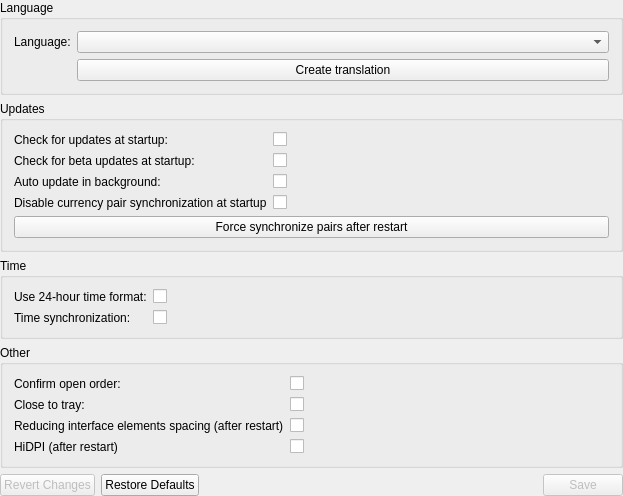
The window that settings/settingsgeneral.ui (kegarlv/QtTrd) describes before a commit, drawn with Qt 5.
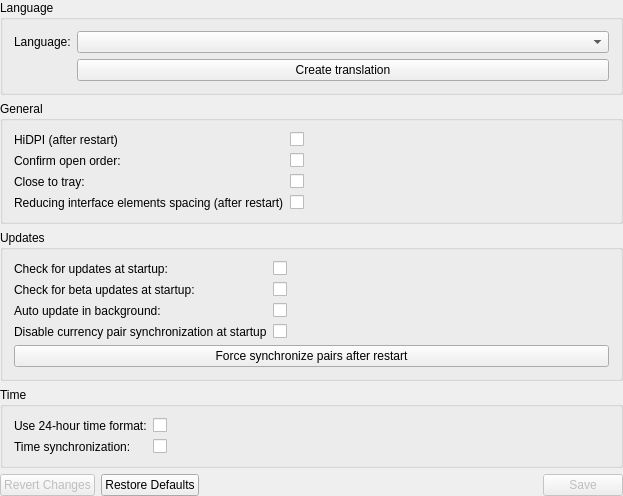
The same window after the commit.

The edit to the form file:
```diff
--- a/settings/settingsgeneral.ui
+++ b/settings/settingsgeneral.ui
@@ -67,6 +67,107 @@
      </layout>
     </widget>
    </item>
+   <item>
+    <widget class="QGroupBox" name="generalGroupBox">
+     <property name="accessibleName">
+      <string>SETTINGS_GENERAL</string>
+     </property>
+     <property name="title">
+      <string>General</string>
+     </property>
+     <layout class="QFormLayout" name="formLayout_4">
+      <item row="1" column="0">
+       <widget class="QLabel" name="confirmOpenOrderLabel">
+        <property name="accessibleName">
+         <string>CONFIRM_ORDER_CHECK</string>
+        </property>
+        <property name="text">
+         <string>Confirm open order:</string>
+        </property>
+        <property name="buddy">
+         <cstring>confirmOpenOrderCheckBox</cstring>
+        </property>
+       </widget>
+      </item>
+      <item row="1" column="1">
+       <widget class="QCheckBox" name="confirmOpenOrderCheckBox">
+        <property name="accessibleName">
+         <string/>
+        </property>
+        <property name="text">
+         <string/>
+        </property>
+       </widget>
+      </item>
+      <item row="2" column="0">
+       <widget class="QLabel" name="closeToTrayLabel">
+        <property name="accessibleName">
+         <string>CLOSE_TO_TRAY</string>
+        </property>
+        <property name="text">
+         <string>Close to tray:</string>
+        </property>
+        <property name="buddy">
+         <cstring>closeToTrayCheckBox</cstring>
+        </property>
+       </widget>
+      </item>
+      <item row="2" column="1">
+       <widget class="QCheckBox" name="closeToTrayCheckBox">
+        <property name="toolTip">
+         <string/>
+        </property>
+        <property name="accessibleName">
+         <string/>
+        </property>
+        <property name="text">
+         <string/>
+        </property>
+       </widget>
+      </item>
+      <item row="3" column="0">
+       <widget class="QLabel" name="optimizeInterfaceLabel">
+        <property name="accessibleName">
+         <string>SETTINGS_OPTIMIZE</string>
+        </property>
+        <property name="text">
+         <string>Reducing interface elements spacing (after restart)</string>
+        </property>
+        <property name="buddy">
+         <cstring>optimizeInterfaceCheckBox</cstring>
+        </property>
+       </widget>
+      </item>
+      <item row="3" column="1">
+       <widget class="QCheckBox" name="optimizeInterfaceCheckBox">
+        <property name="text">
+         <string/>
+        </property>
+       </widget>
+      </item>
+      <item row="0" column="0">
+       <widget class="QLabel" name="hiDpiLabel">
+        <property name="accessibleName">
+         <string>SETTINGS_HIDPI</string>
+        </property>
+        <property name="text">
+         <string>HiDPI (after restart)</string>
+        </property>
+        <property name="buddy">
+         <cstring>hiDpiCheckBox</cstring>
+        </property>
+       </widget>
+      </item>
+      <item row="0" column="1">
+       <widget class="QCheckBox" name="hiDpiCheckBox">
+        <property name="text">
+         <string/>
+        </property>
+       </widget>
+      </item>
+     </layout>
+    </widget>
+   </item>
    <item>
     <widget class="QGroupBox" name="updatesGroupBox">
      <property name="sizePolicy">
@@ -233,107 +334,6 @@
      </layout>
     </widget>
    </item>
-   <item>
-    <widget class="QGroupBox" name="otherGroupBox">
-     <property name="accessibleName">
-      <string>SETTINGS_OTHER</string>
-     </property>
-     <property name="title">
-      <string>Other</string>
-     </property>
-     <layout class="QFormLayout" name="formLayout_4">
-      <item row="0" column="0">
-       <widget class="QLabel" name="confirmOpenOrderLabel">
-        <property name="accessibleName">
-         <string>CONFIRM_ORDER_CHECK</string>
-        </property>
-        <property name="text">
-         <string>Confirm open order:</string>
-        </property>
-        <property name="buddy">
-         <cstring>confirmOpenOrderCheckBox</cstring>
-        </property>
-       </widget>
-      </item>
-      <item row="0" column="1">
-       <widget class="QCheckBox" name="confirmOpenOrderCheckBox">
-        <property name="accessibleName">
-         <string/>
-        </property>
-        <property name="text">
-         <string/>
-        </property>
-       </widget>
-      </item>
-      <item row="1" column="0">
-       <widget class="QLabel" name="closeToTrayLabel">
-        <property name="accessibleName">
-         <string>CLOSE_TO_TRAY</string>
-        </property>
-        <property name="text">
-         <string>Close to tray:</string>
-        </property>
-        <property name="buddy">
-         <cstring>closeToTrayCheckBox</cstring>
-        </property>
-       </widget>
-      </item>
-      <item row="1" column="1">
-       <widget class="QCheckBox" name="closeToTrayCheckBox">
-        <property name="toolTip">
-         <string/>
-        </property>
-        <property name="accessibleName">
-         <string/>
-        </property>
-        <property name="text">
-         <string/>
-        </property>
-       </widget>
-      </item>
-      <item row="2" column="0">
-       <widget class="QLabel" name="optimizeInterfaceLabel">
-        <property name="accessibleName">
-         <string>SETTINGS_OPTIMIZE</string>
-        </property>
-        <property name="text">
-         <string>Reducing interface elements spacing (after restart)</string>
-        </property>
-        <property name="buddy">
-         <cstring>optimizeInterfaceCheckBox</cstring>
-        </property>
-       </widget>
-      </item>
-      <item row="2" column="1">
-       <widget class="QCheckBox" name="optimizeInterfaceCheckBox">
-        <property name="text">
-         <string/>
-        </property>
-       </widget>
-      </item>
-      <item row="3" column="0">
-       <widget class="QLabel" name="hiDpiLabel">
-        <property name="accessibleName">
-         <string>SETTINGS_HIDPI</string>
-        </property>
-        <property name="text">
-         <string>HiDPI (after restart)</string>
-        </property>
-        <property name="buddy">
-         <cstring>hiDpiCheckBox</cstring>
-        </property>
-       </widget>
-      </item>
-      <item row="3" column="1">
-       <widget class="QCheckBox" name="hiDpiCheckBox">
-        <property name="text">
-         <string/>
-        </property>
-       </widget>
-      </item>
-     </layout>
-    </widget>
-   </item>
    <item>
     <layout class="QHBoxLayout" name="horizontalLayout">
      <item>
```
Left out of the diff: 1 changed line with no effect on the pictures.
